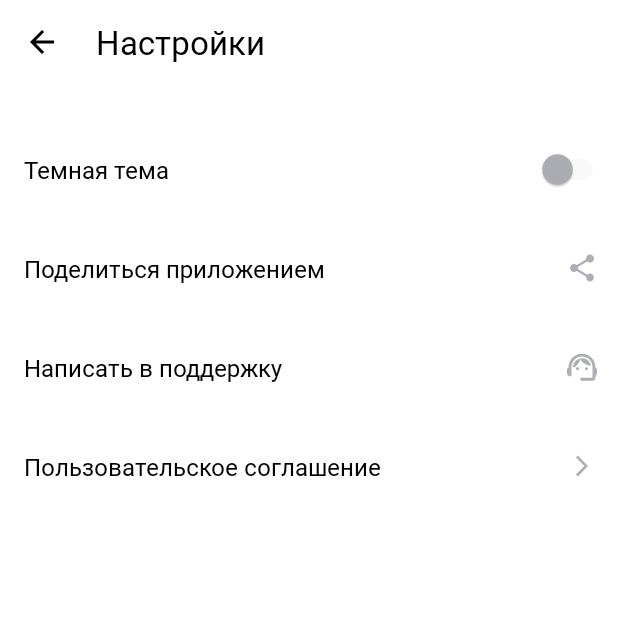
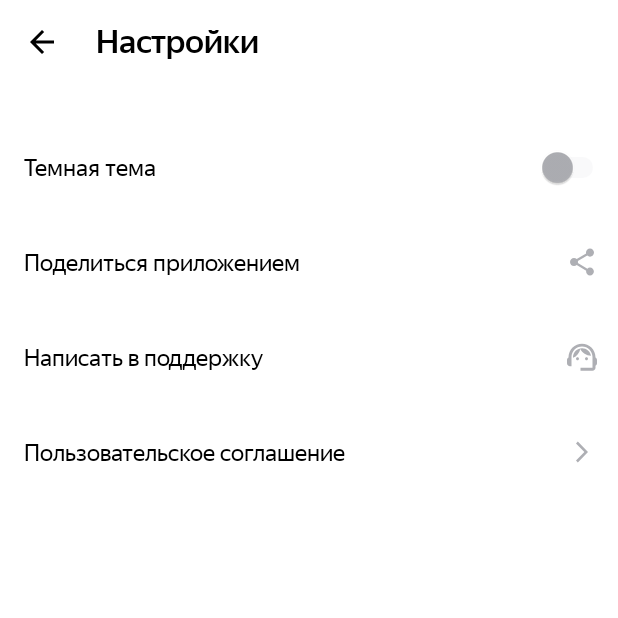
Before and after one commit to SGerashchenko/PlaylistMaker2, an Android app: the SettingsActivity screen opened directly, with no data from a screen before it, on a phone screen of 412 x 824 dp, the top half of it. Run offline under Robolectric (Android 15) with nearby library versions, the phone set to English and light mode, and no system bars.

Commit message:
Second commit

```diff
--- a/app/src/main/res/layout/activity_search.xml
+++ b/app/src/main/res/layout/activity_search.xml
@@ -8,7 +8,8 @@
         android:orientation="vertical"
         android:background="@color/background"
         android:id="@+id/main"
-        tools:context=".Search">
+        tools:context=".Search"
+        android:fitsSystemWindows="true">
 
         <LinearLayout style="@style/MenuRow">
 
--- a/app/src/main/res/layout/activity_settings.xml
+++ b/app/src/main/res/layout/activity_settings.xml
@@ -4,8 +4,8 @@
     xmlns:tools="http://schemas.android.com/tools"
     android:layout_width="match_parent"
     android:layout_height="match_parent"
-    android:orientation="vertical"
-    android:background="@color/background">
+    android:background="@color/background"
+    android:orientation="vertical">
 
     <LinearLayout style="@style/MenuRow">
 
@@ -13,30 +13,32 @@
             android:id="@+id/back_menu"
             android:layout_width="wrap_content"
             android:layout_height="wrap_content"
+            android:padding="@dimen/pad16"
             android:src="@drawable/ic_back_arrow"
-            android:padding="@dimen/pad16"
             app:tint="@color/settings" />
+
         <TextView
             android:layout_width="wrap_content"
             android:layout_height="wrap_content"
+            android:layout_marginStart="8dp"
+            android:fontFamily="@font/ys_display_medium"
             android:text="@string/settings"
             android:textColor="@color/settings"
-            android:textSize="@dimen/text_size_22"
-            android:layout_marginStart="8dp"
-            android:fontFamily="@font/ys_display_medium"
             android:textFontWeight="500"
-            />
+            android:textSize="@dimen/text_size_22" />
 
     </LinearLayout>
 
     <LinearLayout
         style="@style/MenuRow"
         android:layout_marginTop="24dp">
+
         <TextView
             style="@style/MenuText"
             android:text="@string/dark_theme"
 
             />
+
         <Switch
             android:id="@+id/switchDayNight"
             android:layout_width="wrap_content"
@@ -44,36 +46,39 @@
             android:paddingEnd="6dp"
             android:thumbTint="@color/switch_thumb_color"
             android:trackTint="@color/switch_track_color"
-            tools:ignore="RtlSymmetry,UseSwitchCompatOrMaterialXml"
-            />
+            tools:ignore="RtlSymmetry,UseSwitchCompatOrMaterialXml" />
     </LinearLayout>
 
     <LinearLayout style="@style/MenuRow">
+
         <TextView
             style="@style/MenuText"
             android:text="@string/share_app" />
+
         <ImageView
+            android:id="@+id/shareApp"
             style="@style/MenuIcon"
-            android:src="@drawable/share"
-            android:id="@+id/shareApp"/>
+            android:src="@drawable/share" />
     </LinearLayout>
 
     <LinearLayout style="@style/MenuRow">
+
         <TextView
             style="@style/MenuText"
             android:text="@string/support" />
+
         <ImageView
             android:id="@+id/support"
             style="@style/MenuIcon"
-            android:src="@drawable/support"
-             />
+            android:src="@drawable/support" />
     </LinearLayout>
 
     <LinearLayout style="@style/MenuRow">
+
         <TextView
             style="@style/MenuText"
-            android:text="@string/user_agreement"
-            />
+            android:text="@string/user_agreement" />
+
         <ImageView
             android:id="@+id/openAgreement"
             style="@style/MenuIcon"
```
Also changed, not shown: app/src/main/res/font/ys_display_medium.ttf (added), app/src/main/res/font/ys_display_regular.ttf (added).
